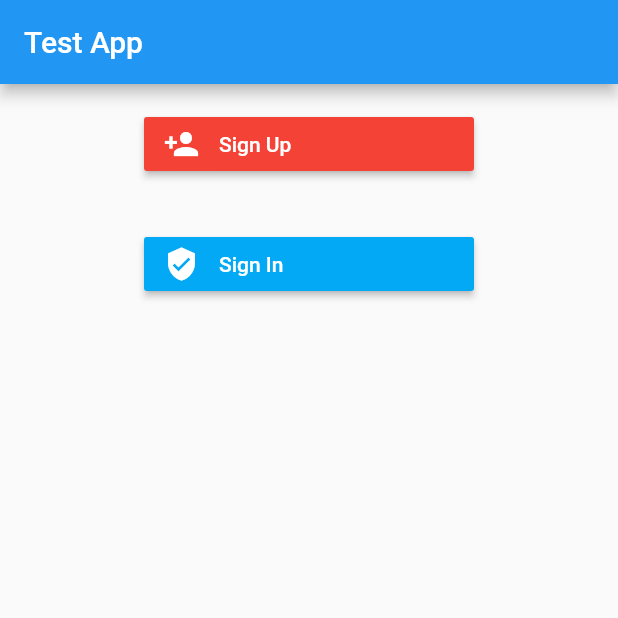
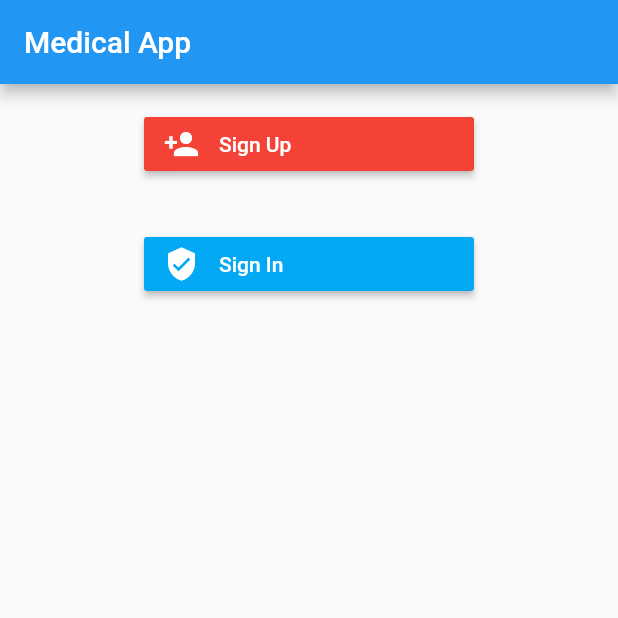
Before and after one commit to Anirudh-dot/MedicalApp, a Flutter app: the screen it shows after launch, on a phone screen of 412 x 824 dp, the top half of it. Run offline on Flutter 3.47's test engine with Material 2 defaults, Android fonts, the phone set to English and light mode, and no system bars; our stand-ins replace cloud_firestore, firebase_auth, flutter_signin_button; missing offline and left inert: flutter_app; accounts and stored records are empty; statements that could not run were skipped.

Commit message:
Finished project

```diff
--- a/lib/Authentication/loginForm.dart
+++ b/lib/Authentication/loginForm.dart
@@ -116,8 +116,8 @@ class _LoginFormFormState extends State<LoginForm> {
         _success = true;
         _userEmail = user.email;
 
-        Navigator.of(context) /*!*/ .push(
-          MaterialPageRoute<void>(builder: (_) => ProfilePage(user: user)),
+        Navigator.of(context).push(
+          MaterialPageRoute<void>(builder: (_) => home(user: user)),
         );
       });
     } else {
--- a/lib/Authentication/profilePage.dart
+++ b/lib/Authentication/profilePage.dart
@@ -1,7 +1,7 @@
 import 'package:cloud_firestore/cloud_firestore.dart';
 import 'package:firebase_auth/firebase_auth.dart';
 import 'package:flutter/material.dart';
-import 'package:flutter_app/userProfile.dart';
+import 'package:flutter_app/userDetails.dart';
 
 final FirebaseAuth _auth = FirebaseAuth.instance;
 
--- a/lib/Authentication/main.dart
+++ b/lib/main.dart
@@ -10,8 +10,7 @@ import 'loginForm.dart';
 
 Future<void> main() async {
   WidgetsFlutterBinding.ensureInitialized();
-  // Uncomment this to use the auth emulator for testing
-  // await FirebaseAuth.instance.useEmulator('http://localhost:9099');
+  await FirebaseAuth.instance.useEmulator('http://localhost:9099');
   runApp(AuthExampleApp());
 }
 
@@ -19,7 +18,7 @@ class AuthExampleApp extends StatelessWidget {
   @override
   Widget build(BuildContext context) {
     return MaterialApp(
-      title: 'Firebase Example App',
+      title: 'Medical App',
       theme: ThemeData.light(),
       home: Scaffold(
         body: AuthTypeSelector(),
@@ -40,7 +39,7 @@ class AuthTypeSelector extends StatelessWidget {
   Widget build(BuildContext context) {
     return Scaffold(
       appBar: AppBar(
-        title: const Text('Test App'),
+        title: const Text('Medical App'),
       ),
       body: Column(
         crossAxisAlignment: CrossAxisAlignment.start,
@@ -76,7 +75,7 @@ class MyApp extends StatelessWidget {
   @override
   Widget build(BuildContext context) {
     return MaterialApp(
-      title: 'Flutter Test App',
+      title: 'Medical App',
       theme: ThemeData(
         // This is the theme of your application.
         //
```
Also changed, not shown: lib/home.dart (added, +61 -0 lines), lib/Authentication/userDetails.dart (renamed from lib/Authentication/userProfile.dart).
